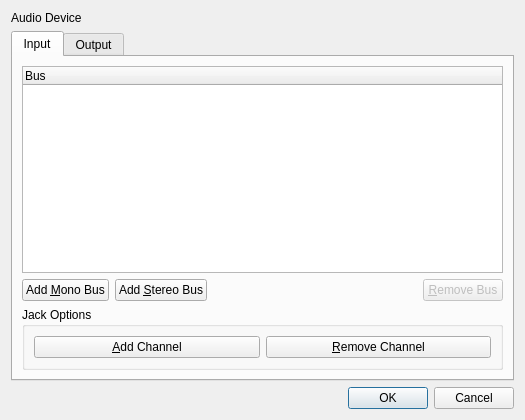
Old version of the form src/traverso/ui/AudioIODialog.ui in the repository ErwanLegrand/Traverso-DAW.
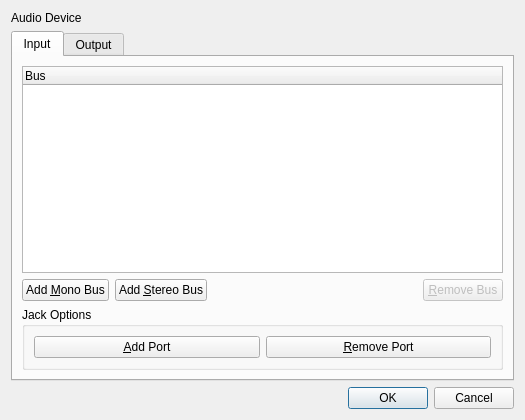
New version of the form.

Commit message: Changed the interface between AudioDevice and AudioIODialog

What changed in the file:
```diff
--- a/src/traverso/ui/AudioIODialog.ui
+++ b/src/traverso/ui/AudioIODialog.ui
@@ -90,14 +90,14 @@
           <item>
            <widget class="QPushButton" name="buttonJackAddInputChannel">
             <property name="text">
-             <string>&amp;Add Channel</string>
+             <string>&amp;Add Port</string>
             </property>
            </widget>
           </item>
           <item>
            <widget class="QPushButton" name="buttonJackRemoveInputChannel">
             <property name="text">
-             <string>&amp;Remove Channel</string>
+             <string>&amp;Remove Port</string>
             </property>
            </widget>
           </item>
```
Left out of the diff: 30 changed lines with no effect on the pictures. The commit also changes 5 other files.
